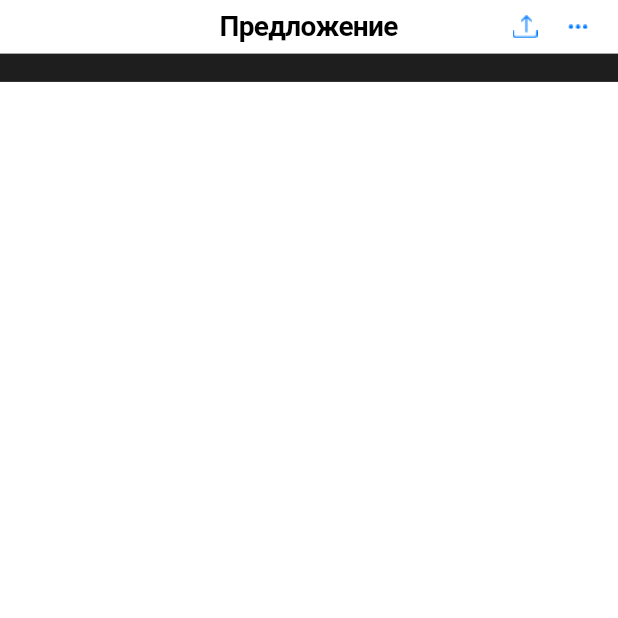
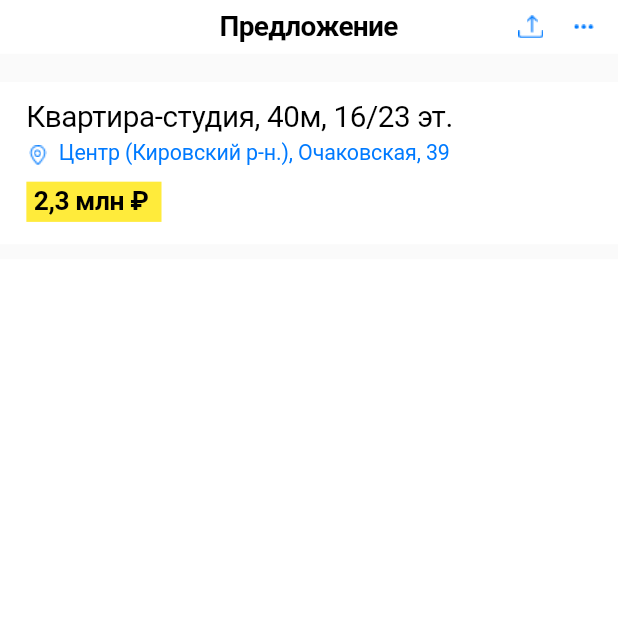
Before and after one commit to PiggyJesus/week1, a Flutter app: the screen it shows after launch, on a phone screen of 412 x 824 dp, the top half of it. Run offline on Flutter 3.47's test engine with Material 2 defaults, Android fonts, the phone set to English and light mode, and no system bars; our stand-ins replace flutter_screenutil; Roboto replaces fonts that are missing (OpenSans).

Commit message:
General info ready statusBar doesn't work :C

```diff
--- /dev/null
+++ b/lib/MainPage/Description/Description.dart
@@ -0,0 +1,14 @@
+import 'package:flutter/material.dart';
+import 'package:flutter_screenutil/flutter_screenutil.dart';
+import 'package:week1/MyTextStyles.dart';
+
+class Description extends StatelessWidget {
+  const Description({Key? key}) : super(key: key);
+
+  @override
+  Widget build(BuildContext context) {
+    return Container(
+
+    );
+  }
+}
--- /dev/null
+++ b/lib/MainPage/GeneralInfo/Address.dart
@@ -0,0 +1,28 @@
+import 'package:flutter/material.dart';
+import 'package:flutter_screenutil/flutter_screenutil.dart';
+import 'package:week1/MyTextStyles.dart';
+import 'package:week1/MainPage/GeneralInfo/AddressIcon.dart';
+
+class Address extends StatelessWidget {
+  const Address({Key? key}) : super(key: key);
+
+  @override
+  Widget build(BuildContext context) {
+    return Container(
+      height: 18.h,
+        child:Row(
+
+      children: [
+        AddressIcon(),
+        SizedBox(
+          width: 5.75.w,
+        ),
+        Text(
+          "Центр (Кировский р-н.), Очаковская, 39",
+          style: MyTextStyles.address,
+        ),
+      ],
+    )
+    );
+  }
+}
--- /dev/null
+++ b/lib/MainPage/GeneralInfo/AddressIcon.dart
@@ -0,0 +1,26 @@
+import 'package:flutter/material.dart';
+import 'package:flutter_screenutil/flutter_screenutil.dart';
+
+class AddressIcon extends StatelessWidget {
+  const AddressIcon({Key? key}) : super(key: key);
+
+  @override
+  Widget build(BuildContext context) {
+    return SizedBox(
+      height: 17.h,
+      width: 14.w,
+      child: Stack(
+        children: [
+          Padding(
+            padding: EdgeInsets.fromLTRB(1.75.w, 3.h, 1.75.w, 0.h),
+            child: Image.asset("assets/addressIconPointer.png"),
+          ),
+          Padding(
+            padding: EdgeInsets.fromLTRB(4.37.w, 5.63.h, 4.37.w, 6.12.h),
+            child: Image.asset("assets/addressIconCircle.png"),
+          )
+        ],
+      ),
+    );
+  }
+}
--- /dev/null
+++ b/lib/MainPage/GeneralInfo/GeneralInfo.dart
@@ -0,0 +1,34 @@
+import 'package:flutter/material.dart';
+import 'package:flutter_screenutil/flutter_screenutil.dart';
+import 'package:week1/MainPage/GeneralInfo/Address.dart';
+import 'package:week1/MyTextStyles.dart';
+import 'package:week1/MainPage/GeneralInfo/Price.dart';
+
+class GeneralInfo extends StatelessWidget {
+  const GeneralInfo({Key? key}) : super(key: key);
+
+  @override
+  Widget build(BuildContext context) {
+    return Container(
+      height: 109.h,
+      padding: EdgeInsets.fromLTRB(16.w, 12.h, 16.w, 15.h),
+        child: Column(
+          crossAxisAlignment: CrossAxisAlignment.start,
+          children: <Widget>[
+            SizedBox(
+              height: 25.h,
+              child: Text(
+                "Квартира-студия, 40м, 16/23 эт.",
+                style: MyTextStyles.name,
+                textAlign: TextAlign.left,
+              ),
+            ),
+            SizedBox(height: 2.h,),
+            Address(),
+            SizedBox(height: 10.h,),
+            Price(),
+          ],
+        ),
+    );
+  }
+}
--- /dev/null
+++ b/lib/MainPage/GeneralInfo/Price.dart
@@ -0,0 +1,25 @@
+import 'package:flutter/material.dart';
+import 'package:flutter_screenutil/flutter_screenutil.dart';
+import 'package:week1/MyTextStyles.dart';
+
+
+class Price extends StatelessWidget {
+  const Price({Key? key}) : super(key: key);
+
+  @override
+  Widget build(BuildContext context) {
+    return Align(
+        alignment: Alignment.topLeft,
+        child: Container(
+          color: Colors.yellow,
+          height: 27.h,
+          width: 82.w,
+          padding: EdgeInsets.fromLTRB(5, 3, 5, 3),
+          child: Text(
+            "2,3 млн ₽",
+            style: MyTextStyles.price,
+          ),
+        )
+    );
+  }
+}
--- a/lib/MainPage/MainAppBar.dart
+++ /dev/null
@@ -1,47 +0,0 @@
-import 'package:flutter/material.dart';
-import 'package:flutter_screenutil/flutter_screenutil.dart';
-import 'package:week1/MyTextStyles.dart';
-
-
-class MainAppBar extends StatelessWidget {
-  const MainAppBar({Key? key}) : super(key: key);
-
-  @override
-  Widget build(BuildContext context) {
-    return SizedBox(
-      height: 36.h,
-      child: Row(
-            children: <Widget>[
-              SizedBox(width: 125.w),
-              SizedBox(width: 125.w,
-                child: Center(
-                  child: Text(
-                    "Предложение",
-                    style: MyTextStyles.appBarTextStyle,
-                  ),
-                ),
-              ),
-              SizedBox(width: 61.w),
-              Stack(
-                children: [
-                  Padding(
-                    padding: EdgeInsets.fromLTRB(5.06.w, 10.12.h, 5.06.w, 13.6.h),
-                    child: Image.asset("assets/vector.png"),
-                  ),
-                  Padding(
-                    padding: EdgeInsets.fromLTRB(0.w, 20.13.h, 0.w, 10.24.h),
-                    child: Image.asset("assets/lowerBracket.png"),
-                  ),
-                ],
-              ),
-              SizedBox(width: 16.69.w,),
-              Padding(
-                padding: EdgeInsets.symmetric(vertical: 16.31.h),
-                child: Image.asset("assets/ellipsis.png"),
-              )
-
-            ],
-          ),
-    );
-  }
-}
--- a/lib/MainPage/MainPage.dart
+++ b/lib/MainPage/MainPage.dart
@@ -1,6 +1,7 @@
 import 'package:flutter/material.dart';
-import 'package:week1/MainPage/MainAppBar.dart';
 import 'package:flutter_screenutil/flutter_screenutil.dart';
+import 'package:week1/MyTextStyles.dart';
+import 'package:week1/MainPage/GeneralInfo/GeneralInfo.dart';
 
 
 class MainPage extends StatelessWidget {
@@ -11,15 +12,48 @@ class MainPage extends StatelessWidget {
     return SafeArea(
       child: Scaffold(
         //backgroundColor: Color(0xff1E1E1E),
+        appBar: AppBar(
+          toolbarHeight: 36.h,
+          centerTitle: true,
+          title: Text(
+              "Предложение",
+              style: MyTextStyles.appBar,
+            ),
+          actions: [
+            Stack(
+              children: [
+                Padding(
+                  padding: EdgeInsets.fromLTRB(5.06.w, 10.12.h, 5.06.w, 13.6.h),
+                  child: Image.asset("assets/vector.png"),
+                ),
+                Padding(
+                  padding: EdgeInsets.fromLTRB(0.w, 20.13.h, 0.w, 10.24.h),
+                  child: Image.asset("assets/lowerBracket.png"),
+                ),
+              ],
+            ),
+            SizedBox(width: 16.69.w,),
+            Padding(
+              padding: EdgeInsets.symmetric(vertical: 16.31.h),
+              child: Image.asset("assets/ellipsis.png"),
+            ),
+            SizedBox(width: 14.69.w,),
+          ],
+        ),
 
-        body: Column(
+        body: ListView(
           children: <Widget>[
-            const MainAppBar(),
+            //const MainAppBar(),
             Container(
               height: 19.h,
               color: Theme.of(context).canvasColor,
             ),
             //scrollWidget
+            GeneralInfo(),
+            Container(
+              height: 10.h,
+              color: Theme.of(context).canvasColor,
+            ),
           ],
         ),
       ),
--- a/lib/MyApp.dart
+++ b/lib/MyApp.dart
@@ -1,4 +1,5 @@
 import 'package:flutter/material.dart';
+import 'package:flutter/services.dart';
 import 'package:week1/MainPage/MainPage.dart';
 import 'package:flutter_screenutil/flutter_screenutil.dart';
 
@@ -12,8 +13,16 @@ class MyApp extends StatelessWidget {
         builder: (context, child) {
           return MaterialApp(
             theme: ThemeData(
-              scaffoldBackgroundColor: Color.fromRGBO(255, 255, 255, 1),
-              canvasColor: Color(0xFF1E1E1E),
+              scaffoldBackgroundColor: Colors.white,
+              //canvasColor: Color(0xFF1E1E1E),
+              appBarTheme: const AppBarTheme(
+                elevation: 0,
+                backgroundColor: Colors.white,
+                systemOverlayStyle: SystemUiOverlayStyle(
+                  statusBarColor: Colors.white,
+                  statusBarIconBrightness: Brightness.dark,
+                ),
+              )
 
             ),
             home:MainPage(),
--- a/lib/MyTextStyles.dart
+++ b/lib/MyTextStyles.dart
@@ -3,11 +3,36 @@ import 'package:flutter_screenutil/flutter_screenutil.dart';
 
 
 abstract class MyTextStyles{
-  static final appBarTextStyle = TextStyle(
+  static final appBar = TextStyle(
     fontFamily: "OpenSans",
     fontSize: 17.sp,
     color: Colors.black,
     fontWeight: FontWeight.w600,
     letterSpacing: -0.41.sp,
   );
+
+  static final name = TextStyle(
+    fontFamily: "OpenSans",
+    fontSize: 18.sp,
+    color: Colors.black,
+    fontWeight: FontWeight.w400,
+    letterSpacing: -0.24.sp,
+  );
+
+  static final address = TextStyle(
+    fontFamily: "OpenSans",
+    fontSize: 13.sp,
+    color: Color.fromRGBO(0, 122, 255, 1),
+    fontWeight: FontWeight.w400,
+    letterSpacing: -0.08.sp,
+  );
+
+  static final price = TextStyle(
+    fontFamily: "OpenSans",
+    fontSize: 16.sp,
+    color: Color.fromRGBO(0, 0, 0, 1),
+    fontWeight: FontWeight.w600,
+    letterSpacing: -0.24.sp,
+  );
+
 }
--- a/lib/main.dart
+++ b/lib/main.dart
@@ -1,13 +1,13 @@
 import 'package:flutter/material.dart';
 import 'MyApp.dart';
-import 'package:flutter/services.dart';
+//import 'package:flutter/services.dart';
 
 
 void main() {
-  SystemChrome.setSystemUIOverlayStyle(const SystemUiOverlayStyle(
-    statusBarColor: Colors.white, // status bar color
-    statusBarBrightness: Brightness.dark,
-    statusBarIconBrightness: Brightness.dark,
-  ));
+  // SystemChrome.setSystemUIOverlayStyle(const SystemUiOverlayStyle(
+  //   statusBarColor: Colors.white, // status bar color
+  //   statusBarBrightness: Brightness.dark,
+  //   statusBarIconBrightness: Brightness.dark,
+  // ));
   runApp(const MyApp());
 }
--- a/pubspec.yaml
+++ b/pubspec.yaml
@@ -66,6 +66,8 @@ flutter:
     - assets/vector.png
     - assets/lowerBracket.png
     - assets/ellipsis.png
+    - assets/addressIconCircle.png
+    - assets/addressIconPointer.png
 
   # An image asset can refer to one or more resolution-specific "variants", see
   # https://flutter.dev/assets-and-images/#resolution-aware
```
Also changed, not shown: assets/addressIconCircle.png (added), assets/addressIconPointer.png (added).
